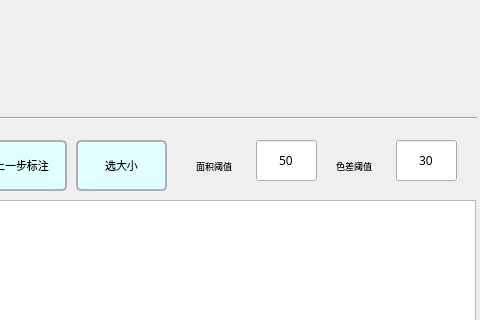
Old version of the form aimodelset.ui in the repository xiekai-aiai/duyisorter; both pictures show x 544 to 1024 and y 270 to 590 of the 1024 by 768 pixel window.
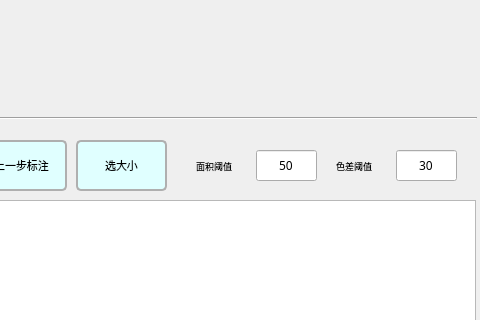
New version of the form. Icons and pictures are not drawn.

```diff
--- a/aimodelset.ui
+++ b/aimodelset.ui
@@ -987,9 +987,9 @@
    <property name="geometry">
     <rect>
      <x>800</x>
-     <y>410</y>
+     <y>420</y>
      <width>61</width>
-     <height>41</height>
+     <height>31</height>
     </rect>
    </property>
    <property name="text">
@@ -1047,9 +1047,9 @@
    <property name="geometry">
     <rect>
      <x>940</x>
-     <y>410</y>
+     <y>420</y>
      <width>61</width>
-     <height>41</height>
+     <height>31</height>
     </rect>
    </property>
    <property name="text">
```
